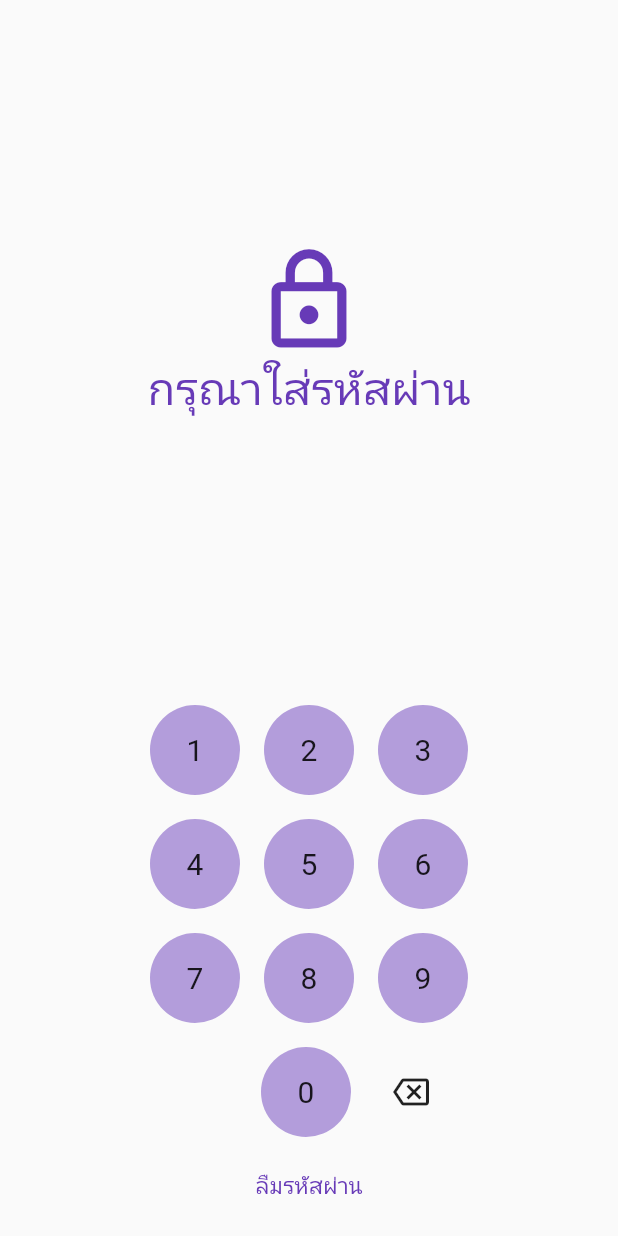
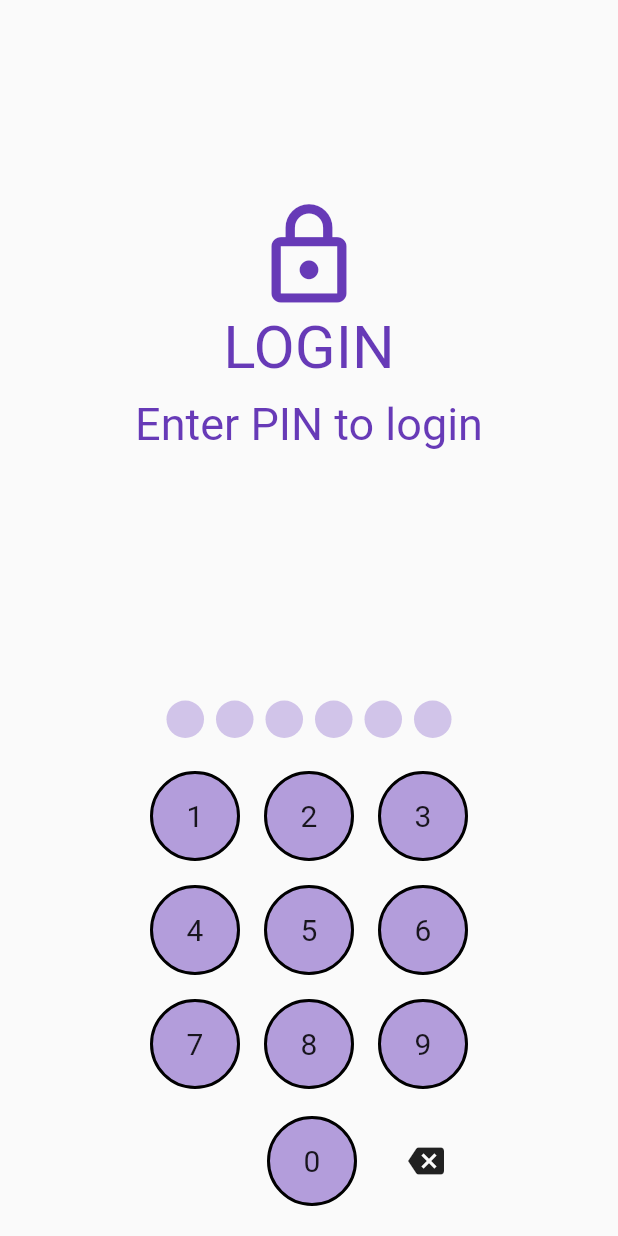
Before and after one commit to KKframe/login_pin, a Flutter app: the screen it shows after launch, on a phone screen of 412 x 824 dp. Run offline on Flutter 3.47's test engine with Material 2 defaults, Android fonts, the phone set to English and light mode, and no system bars.

Commit message:
Initial commit

```diff
--- a/lib/main.dart
+++ b/lib/main.dart
@@ -1,42 +1,49 @@
-import 'dart:ui';
 
 import 'package:flutter/cupertino.dart';
 import 'package:flutter/material.dart';
+
+import 'FirstPage.dart';
 
 void main() {
   runApp(const MyApp());
 }
 
-class MyApp extends StatelessWidget {
+class MyApp extends StatefulWidget {
   const MyApp({Key? key}) : super(key: key);
 
-  // This widget is the root of your application.
+  @override
+  State<MyApp> createState() => _MyAppState();
+}
+
+class _MyAppState extends State<MyApp> {
   @override
   Widget build(BuildContext context) {
     return MaterialApp(
       title: 'Login',
       theme: ThemeData(
-        // This is the theme of your application.
-        //
-        // Try running your application with "flutter run". You'll see the
-        // application has a blue toolbar. Then, without quitting the app, try
-        // changing the primarySwatch below to Colors.green and then invoke
-        // "hot reload" (press "r" in the console where you ran "flutter run",
-        // or simply save your changes to "hot reload" in a Flutter IDE).
-        // Notice that the counter didn't reset back to zero; the application
-        // is not restarted.
         primarySwatch: Colors.deepPurple,
       ),
-      home: const HomePage(),
+      home: const LoginPage(),
     );
   }
 }
 
-class HomePage extends StatelessWidget {
-  const HomePage({Key? key}) : super(key: key);
+class LoginPage extends StatefulWidget {
+  static const buttonSize = 60.0;
+
+  const LoginPage({Key? key}) : super(key: key);
 
   @override
+  State<LoginPage> createState() => _LoginPageState();
+}
+
+class _LoginPageState extends State<LoginPage> {
+  String input = '';
+  var len = 0;
+  var _num = 6;
+  @override
   Widget build(BuildContext context) {
+
     return Scaffold(
       body: Container(
         child: Column(
@@ -58,7 +65,15 @@ class HomePage extends StatelessWidget {
                       Padding(
                         padding: const EdgeInsets.only(bottom: 10.0),
                         child: Text(
-                        'กรุณาใส่รหัสผ่าน',
+                          'LOGIN',
+                          style: TextStyle(
+                              fontSize: 40, color: Colors.deepPurple.shade500),
+                        ),
+                      ),
+                      Padding(
+                        padding: const EdgeInsets.only(bottom: 10.0),
+                        child: Text(
+                          'Enter PIN to login',
                           style: TextStyle(
                               fontSize: 30, color: Colors.deepPurple.shade500),
                         ),
@@ -68,85 +83,184 @@ class HomePage extends StatelessWidget {
                 ],
               ),
             ),
-
             Padding(
               padding: const EdgeInsets.all(10.0),
               child: Column(
                 mainAxisAlignment: MainAxisAlignment.center,
                 children: [
+                  /*Padding(
+                    padding: const EdgeInsets.only(bottom: 10.0),
+                    child: Text(
+                      '$input',
+                      style: TextStyle(
+                          fontSize: 30, color: Colors.deepPurple.shade900),
+                    ),
+                  ),*/
+                  Padding(
+                    padding: const EdgeInsets.all(10.0),
+                    child: Row(
+                      mainAxisAlignment: MainAxisAlignment.center,
+                      children: [
+                        //Collection for filled
+                        if(input.isNotEmpty)
+                          for (var i = 0; i<len; i++)
+                            buildContainer2(),
+                        // Collection for empty
+                        for (var i = 0; i <_num; i++)
+                          buildContainer(),
+
+
+                      ],
+                    ),
+                  ),
                   Row(
                     mainAxisAlignment: MainAxisAlignment.center,
                     children: [
-                    for (var i = 1; i <= 3; i++) _buildButton3(i)
+                      _buildButton(1),
+                      _buildButton(2),
+                      _buildButton(3),
                     ],
                   ),
                   Row(
                     mainAxisAlignment: MainAxisAlignment.center,
                     children: [
-                    for (var i = 4; i <= 6; i++) _buildButton3(i)
+                      _buildButton(4),
+                      _buildButton(5),
+                      _buildButton(6),
                     ],
                   ),
                   Row(
                     mainAxisAlignment: MainAxisAlignment.center,
                     children: [
-                    for (var i = 7; i <= 9; i++) _buildButton3(i)
+                      _buildButton(7),
+                      _buildButton(8),
+                      _buildButton(9),
                     ],
                   ),
                   Row(
                     mainAxisAlignment: MainAxisAlignment.center,
                     children: [
-                    SizedBox(
-                      height: 50,
-                      width: 40,
-                    ),
-                    _buildButton3(0),
                       Padding(
-                      padding: const EdgeInsets.only(left: 20.0),
-                      child: Icon(
-                        Icons.backspace_outlined,
-                      ),
-                    ),
+                          padding: const EdgeInsets.all(10.0),
+                          child: Container(
+                            width: LoginPage.buttonSize,
+                            height: LoginPage.buttonSize,
+                          )),
+                      _buildButton(0),
+                      _buildButton(-1),
                     ],
                   ),
-                TextButton(
-                    onPressed: () {},
-                    child: Text(
-                      'ลืมรหัสผ่าน',
-                      style: TextStyle(fontSize: 15),
-                      textAlign: TextAlign.center,
-                    ))
                 ],
               ),
             )
           ],
         ),
-    ));
-  }
+      ),
+    );
   }
 
-Widget _buildButton3(int n) {
+  Container buildContainer() {
+    return Container(
+                          width: 25.0,
+                          height: 25.0,
+                          margin: EdgeInsets.all(4.0),
+                          decoration: BoxDecoration(
+                            color: Colors.deepPurple.shade100,
+                            shape: BoxShape.circle,
+                          ),
+                        );
+  }
+  Container buildContainer2() {
+    return Container(
+      width: 25.0,
+      height: 25.0,
+      margin: EdgeInsets.all(4.0),
+      decoration: BoxDecoration(
+        color: Colors.deepPurple.shade400,
+        shape: BoxShape.circle,
+      ),
+    );
+  }
+  Widget _buildButton(int n) {
     return Padding(
       padding: const EdgeInsets.all(8.0),
+      child: InkWell(
+        onTap: () {
+          if (n == -1) {
+            //print('Backspace');
+            setState(() {
+              // '12345'
+              var length = input.length;
+              input = input.substring(0, length - 1);
+              len = input.length;
+              _num++;
+            });
+          } else {
+            //print('$n');
+            if (input.length < 6) {
+              setState(() {
+                input = '$input$n';
+                len = input.length;
+                _num--;
+                //print(input.compareTo('123456'));
+              });
+            }if(input.length == 6){
+              setState(() {
+                if(input.compareTo('123456')!=0){
+                  showDialog(context: context,  barrierDismissible: false,builder: (BuildContext context){
+                    return AlertDialog(
+                      title: Text('Incorrect PIN'),
+                      content:Text('Please try again'),
+                      actions: [
+                        TextButton(
+                          onPressed: () {
+                            Navigator.of(context).pop();
+                          },
+                          child: Text('OK'),
+                        ),
+                      ],
+                    );
+                  });
+                  input = '';
+                  _num = 6;
+                }else{
+                  // ให้แทน NextPage ด้วยชื่อคลาสของหน้าที่ต้องการ
+                  // navigate ไป
+                  Navigator.push(
+                    context,
+                    MaterialPageRoute(
+                        builder: (context) => FirstPage()
+                    ),
+                  );
+
+                }
+              });
+            }
+
+          }
+        },
+        borderRadius: BorderRadius.circular(LoginPage.buttonSize / 2),
         child: Container(
-      width: 60.0,
-      height: 60.0,
+          width: LoginPage.buttonSize,
+          height: LoginPage.buttonSize,
           //color: Colors.green, // ห้ามกำหนด color ตรงนี้ ถ้าหากกำหนดใน BoxDecoration แล้ว
-      decoration: BoxDecoration(
+
+          decoration: (n == -1)
+              ? null
+              : BoxDecoration(
                   color: Colors.deepPurple.shade200,
                   shape: BoxShape.circle,
+                  border: Border.all(width: 2.0)),
+          alignment: Alignment.center,
+          // conditional operator (?:)
+          child: (n == -1)
+              ? Icon(Icons.backspace)
+              : Text(
+                  '$n',
+                  style: TextStyle(fontSize: 20),
                 ),
-      child: Column(
-        mainAxisAlignment: MainAxisAlignment.center,
-        children: [
-          Text(
-            n.toString(),
-            style: TextStyle(
-              fontSize: 20,
-            ),
-            textAlign: TextAlign.center,
-          ),
-        ],
         ),
       ),
     );
   }
+}
```
Also changed, not shown: lib/FirstPage.dart (added, +47 -0 lines). Lines whose indentation alone changed are shown as unchanged.
